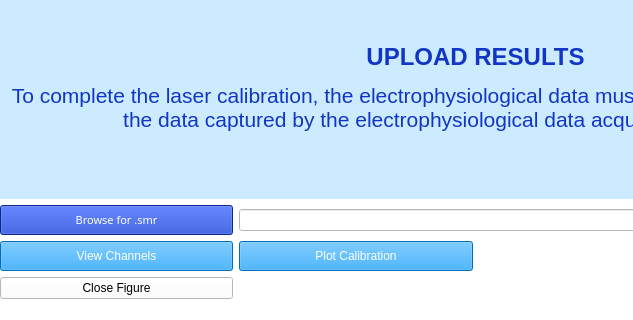
Old version of the form UploadPowCalResults.ui in the repository AliSan123/Optogenetics_project; both pictures show x 0 to 633 and y 312 to 632 of the 955 by 632 pixel window.
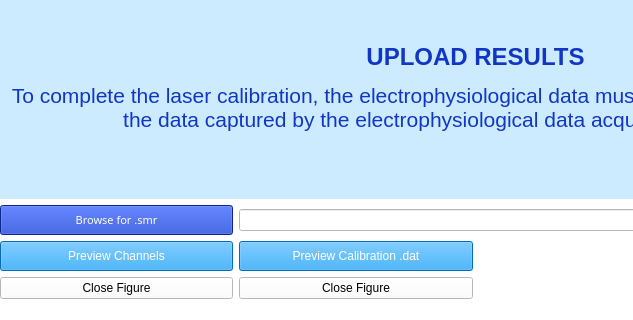
New version of the form. Icons and pictures are not drawn.

```diff
--- a/UploadPowCalResults.ui
+++ b/UploadPowCalResults.ui
@@ -140,7 +140,7 @@
 color: rgb(255, 255, 255);</string>
       </property>
       <property name="text">
-       <string>View Channels</string>
+       <string>Preview Channels</string>
       </property>
      </widget>
     </item>
@@ -171,7 +171,17 @@
 color: rgb(255, 255, 255);</string>
       </property>
       <property name="text">
-       <string>Plot Calibration</string>
+       <string>Preview Calibration .dat</string>
+      </property>
+     </widget>
+    </item>
+    <item row="14" column="1">
+     <widget class="QPushButton" name="closeFigure_2">
+      <property name="cursor">
+       <cursorShape>PointingHandCursor</cursorShape>
+      </property>
+      <property name="text">
+       <string>Close Figure</string>
       </property>
      </widget>
     </item>
```
Left out of the diff: 11 changed lines with no effect on the pictures.
